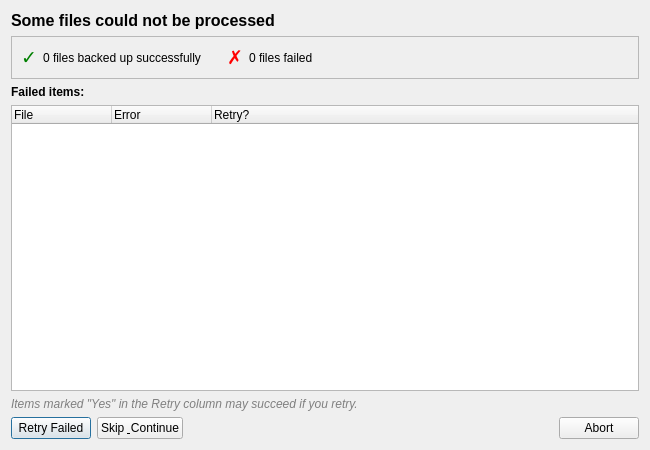
Above: DFBU/gui/designer/recovery_dialog.ui from L3DigitalNet/DFBU-DotFiles-Backup-Utility before the change. Below: the same form after it.
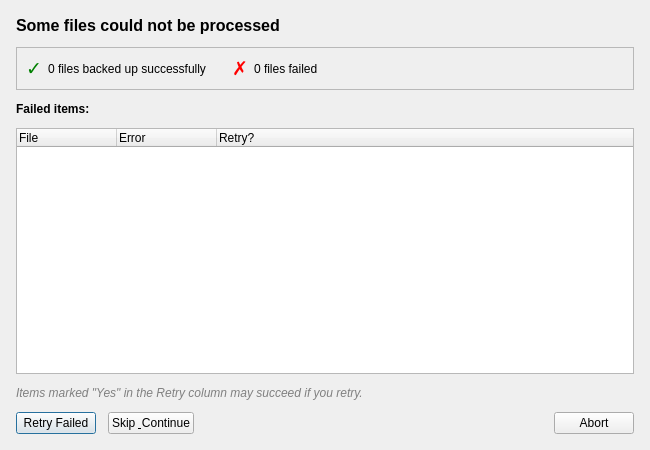
That is the form after the change.

```diff
--- a/DFBU/gui/designer/recovery_dialog.ui
+++ b/DFBU/gui/designer/recovery_dialog.ui
@@ -17,6 +17,21 @@
    <bool>true</bool>
   </property>
   <layout class="QVBoxLayout" name="mainLayout">
+   <property name="spacing">
+    <number>12</number>
+   </property>
+   <property name="leftMargin">
+    <number>16</number>
+   </property>
+   <property name="topMargin">
+    <number>16</number>
+   </property>
+   <property name="rightMargin">
+    <number>16</number>
+   </property>
+   <property name="bottomMargin">
+    <number>16</number>
+   </property>
    <item>
     <widget class="QLabel" name="titleLabel">
      <property name="text">
```
